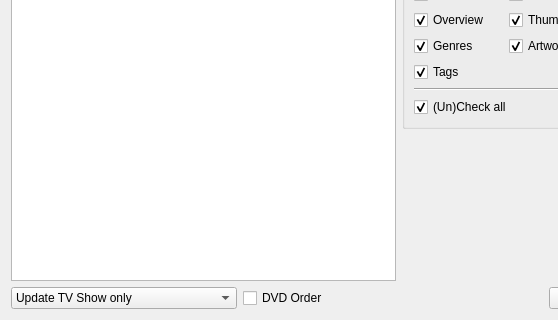
Before: the Qt Designer form src/ui/tv_show/TvShowSearch.ui in Komet/MediaElch, drawn with Qt 5; both pictures show x 0 to 558 and y 280 to 600 of the 640 by 600 pixel window.
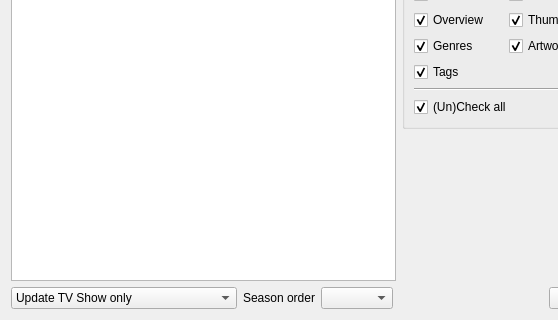
After: the same form once the commit is applied. Icons and pictures are not drawn. Custom widgets are drawn as their Qt base class.

Commit message:
[TvShows] Add SeasonOrder enum to distinguish ordering of seasons
Season can be ordered by aired date, dvd order or sometimes even anime
order. This enum class will hold all possible values in the future.
Currently only "aired" and "dvd" order are supported.

The edit to the form file:
```diff
--- a/src/ui/tv_show/TvShowSearch.ui
+++ b/src/ui/tv_show/TvShowSearch.ui
@@ -420,12 +420,15 @@
       </widget>
      </item>
      <item>
-      <widget class="QCheckBox" name="chkDvdOrder">
+      <widget class="QLabel" name="lblSeasonOrder">
        <property name="text">
-        <string>DVD Order</string>
+        <string>Season order</string>
        </property>
       </widget>
      </item>
+     <item>
+      <widget class="QComboBox" name="comboSeasonOrder"/>
+     </item>
      <item>
       <spacer name="horizontalSpacer_4">
        <property name="orientation">
```
Left out of the diff: 4 changed lines with no effect on the pictures. Lines whose indentation alone changed are shown as unchanged. The commit also changes 17 other files.
